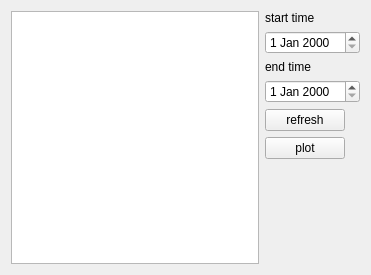
Old version of the form ui/detailwidget.ui in the repository Harry-Chen/OOP-Cash.
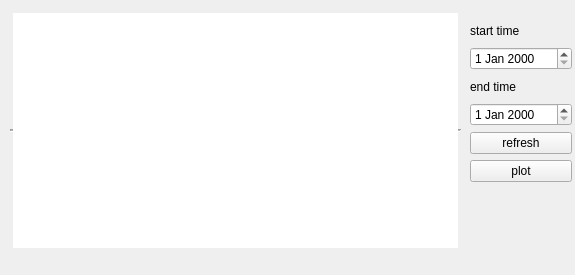
New version of the form.

Patch:
```diff
--- a/ui/detailwidget.ui
+++ b/ui/detailwidget.ui
@@ -6,22 +6,24 @@
    <rect>
     <x>0</x>
     <y>0</y>
-    <width>371</width>
+    <width>575</width>
     <height>275</height>
    </rect>
   </property>
   <property name="windowTitle">
    <string>Form</string>
   </property>
-  <layout class="QHBoxLayout" name="horizontalLayout_2">
+  <widget class="QWidget" name="">
+   <property name="geometry">
+    <rect>
+     <x>470</x>
+     <y>20</y>
+     <width>102</width>
+     <height>162</height>
+    </rect>
+   </property>
+   <layout class="QVBoxLayout" name="verticalLayout">
    <item>
-    <layout class="QHBoxLayout" name="horizontalLayout">
-     <item>
-      <widget class="QListWidget" name="listBills"/>
-     </item>
-     <item>
-      <layout class="QFormLayout" name="formLayout">
-       <item row="0" column="0">
         <widget class="QLabel" name="label">
          <property name="text">
           <string>start time</string>
@@ -31,10 +33,10 @@
          </property>
         </widget>
        </item>
-       <item row="1" column="0">
+    <item>
         <widget class="QDateEdit" name="timeFrom"/>
        </item>
-       <item row="2" column="0">
+    <item>
         <widget class="QLabel" name="label_2">
          <property name="text">
           <string>end time</string>
@@ -44,17 +46,17 @@
          </property>
         </widget>
        </item>
-       <item row="3" column="0">
+    <item>
         <widget class="QDateEdit" name="timeTo"/>
        </item>
-       <item row="4" column="0">
+    <item>
         <widget class="QPushButton" name="refresh">
          <property name="text">
           <string>refresh</string>
          </property>
         </widget>
        </item>
-       <item row="5" column="0">
+    <item>
         <widget class="QPushButton" name="plot">
          <property name="text">
           <string>plot</string>
@@ -62,10 +64,32 @@
         </widget>
        </item>
       </layout>
-     </item>
-    </layout>
-   </item>
-  </layout>
+  </widget>
+  <widget class="QListWidget" name="listBills">
+   <property name="geometry">
+    <rect>
+     <x>10</x>
+     <y>10</y>
+     <width>451</width>
+     <height>241</height>
+    </rect>
+   </property>
+   <property name="frameShape">
+    <enum>QFrame::HLine</enum>
+   </property>
+   <property name="midLineWidth">
+    <number>1</number>
+   </property>
+   <property name="sizeAdjustPolicy">
+    <enum>QAbstractScrollArea::AdjustToContents</enum>
+   </property>
+   <property name="editTriggers">
+    <set>QAbstractItemView::NoEditTriggers</set>
+   </property>
+   <property name="selectionMode">
+    <enum>QAbstractItemView::NoSelection</enum>
+   </property>
+  </widget>
  </widget>
  <resources/>
  <connections/>
```
Lines whose indentation alone changed are shown as unchanged.
